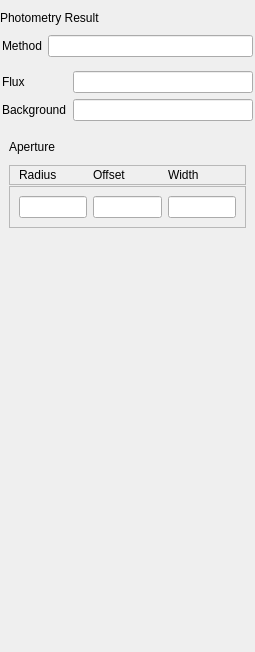
The window that startrak-ui/qt/layouts/insp_phot.ui (JotaRata/StarTrak-continued) describes before a commit, drawn with Qt 5.
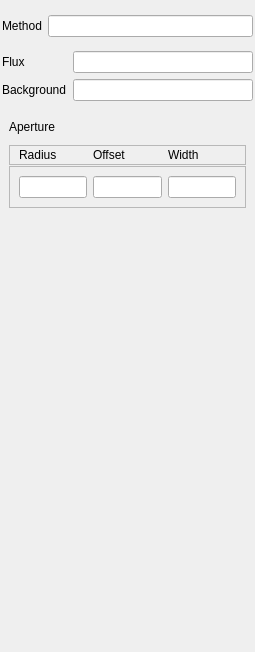
The same window after the commit.

Commit message: Type label is now part of InspectorView rather than sub-inspectors Minor fixes

Patch:
```diff
--- a/startrak-ui/qt/layouts/insp_phot.ui
+++ b/startrak-ui/qt/layouts/insp_phot.ui
@@ -34,19 +34,6 @@
    <property name="rightMargin">
     <number>0</number>
    </property>
-   <item>
-    <widget class="QLabel" name="label_5">
-     <property name="sizePolicy">
-      <sizepolicy hsizetype="Preferred" vsizetype="Maximum">
-       <horstretch>0</horstretch>
-       <verstretch>0</verstretch>
-      </sizepolicy>
-     </property>
-     <property name="text">
-      <string>Photometry Result</string>
-     </property>
-    </widget>
-   </item>
    <item>
     <widget class="QFrame" name="frame">
      <property name="sizePolicy">
```
The commit also changes 6 other files.
